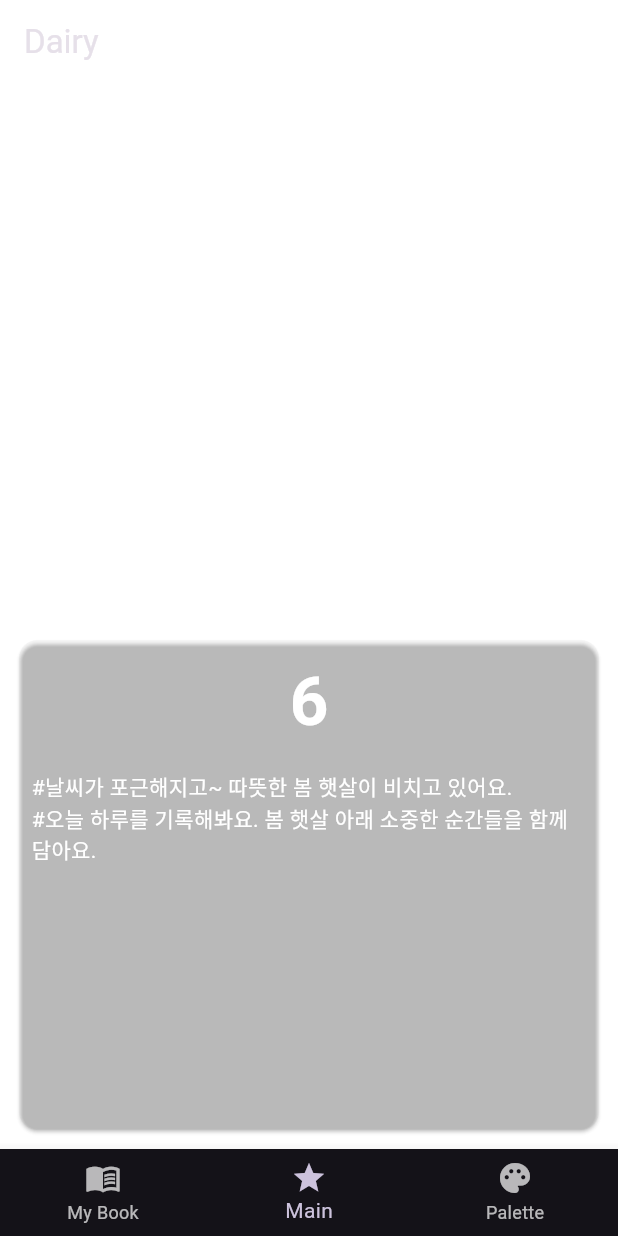
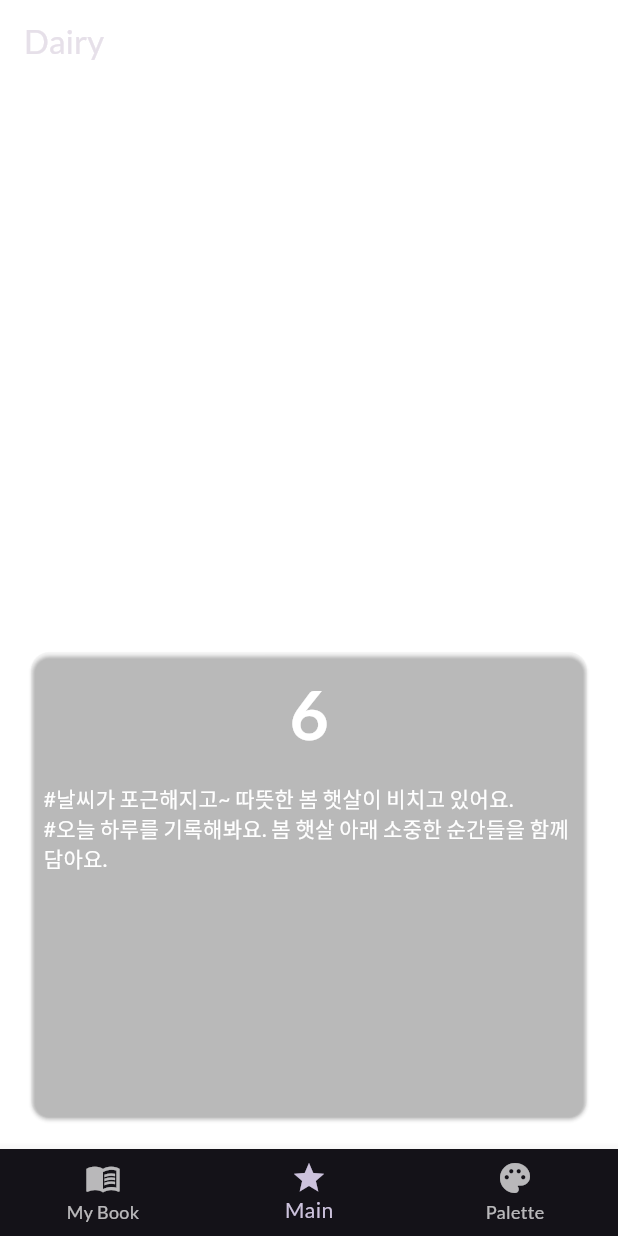
Before and after one commit to uriham/Capstone, a Flutter app: the screen it shows after launch, on a phone screen of 412 x 824 dp. Run offline on Flutter 3.47's test engine with Material 3 defaults, Android fonts, the phone set to English and light mode, and no system bars; our stand-ins replace flutter_riverpod, google_fonts, table_calendar.

Commit message:
font 추가 및 기본적인 padding 추가

```diff
--- a/lib/main.dart
+++ b/lib/main.dart
@@ -13,6 +13,7 @@ final theme = ThemeData.dark().copyWith(
   cardTheme: const CardTheme().copyWith(
     color: const Color.fromARGB(1, 255, 255, 255),
   ),
+  textTheme: GoogleFonts.latoTextTheme(),
 );
 void main() {
   runApp(const ProviderScope(child: App()));
--- a/lib/screens/palette_screen.dart
+++ b/lib/screens/palette_screen.dart
@@ -18,7 +18,9 @@ class _StartScreenState extends State<PaletteScreen> {
 
   @override
   Widget build(BuildContext context) {
-    return Column(
+    return Padding(
+      padding: const EdgeInsets.all(18.0),
+      child: Column(
         mainAxisAlignment: MainAxisAlignment.spaceEvenly,
         crossAxisAlignment: CrossAxisAlignment.stretch,
         children: [
@@ -38,6 +40,7 @@ class _StartScreenState extends State<PaletteScreen> {
             color: Colors.blue,
           ),
         ],
+      ),
     );
   }
 }
--- a/lib/screens/start_screen.dart
+++ b/lib/screens/start_screen.dart
@@ -1,7 +1,5 @@
-import 'package:capstone/screens/mybook_screen.dart';
-import 'package:capstone/screens/palette_screen.dart';
+
 import 'package:flutter/material.dart';
-import 'package:capstone/screens/calendar.dart';
 import 'package:capstone/screens/read_diary_screen.dart';
 import 'package:capstone/widgets/diary_show.dart';
 import 'package:capstone/data/diarys.dart';
@@ -23,7 +21,9 @@ class _StartScreenState extends State<StartScreen> {
 
   @override
   Widget build(BuildContext context) {
-    return  Column(
+    return  Padding(
+      padding: const EdgeInsets.all(16),
+      child: Column(
           crossAxisAlignment: CrossAxisAlignment.stretch,
           children: [
             const SizedBox(height: 80), // 위쪽 여백 추가
@@ -33,12 +33,12 @@ class _StartScreenState extends State<StartScreen> {
             ),
             const SizedBox(height: 130),
             const Text(
-            '오늘의 기록',
+              '  오늘의 기록',
               style: TextStyle(fontSize: 20, color: Colors.white),
             ),
+            const SizedBox(height: 5,),
             Expanded(
               child: Container(
-              margin: const EdgeInsets.all(8.0),
                 decoration: BoxDecoration(
                     borderRadius: BorderRadius.circular(15),
                     border: Border.all(color: Colors.white)),
@@ -63,6 +63,7 @@ class _StartScreenState extends State<StartScreen> {
               ),
             ),
           ],
+        ),
     );}}
       /*
       bottomNavigationBar: BottomAppBar(
```
Lines whose indentation alone changed are shown as unchanged.
